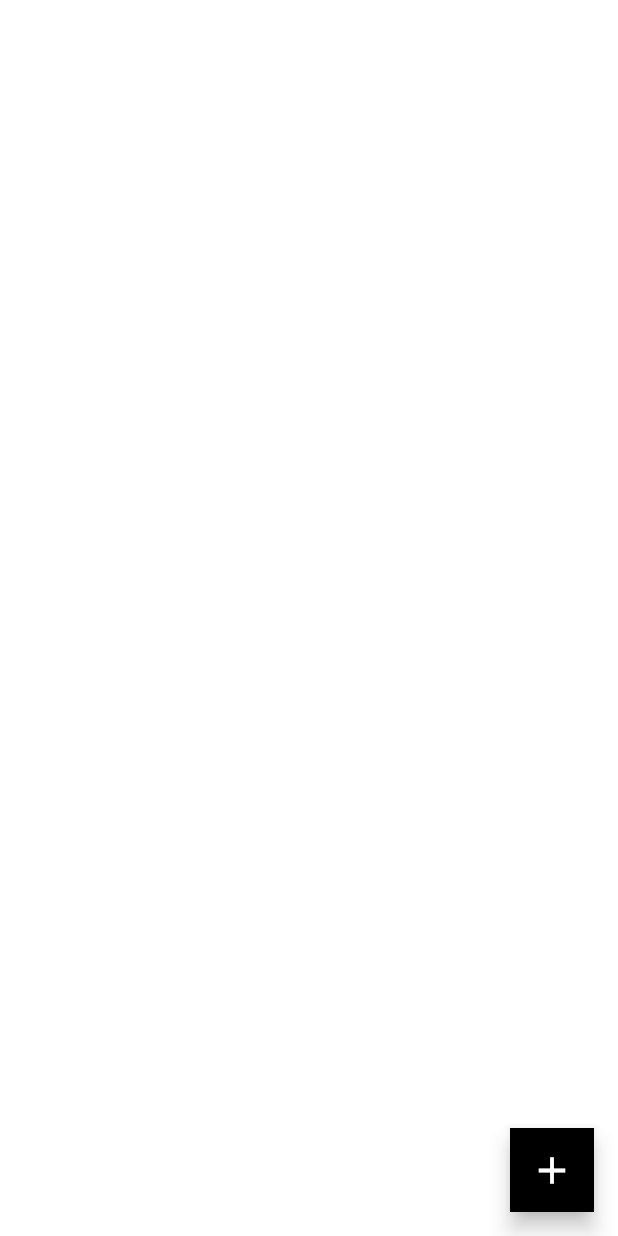
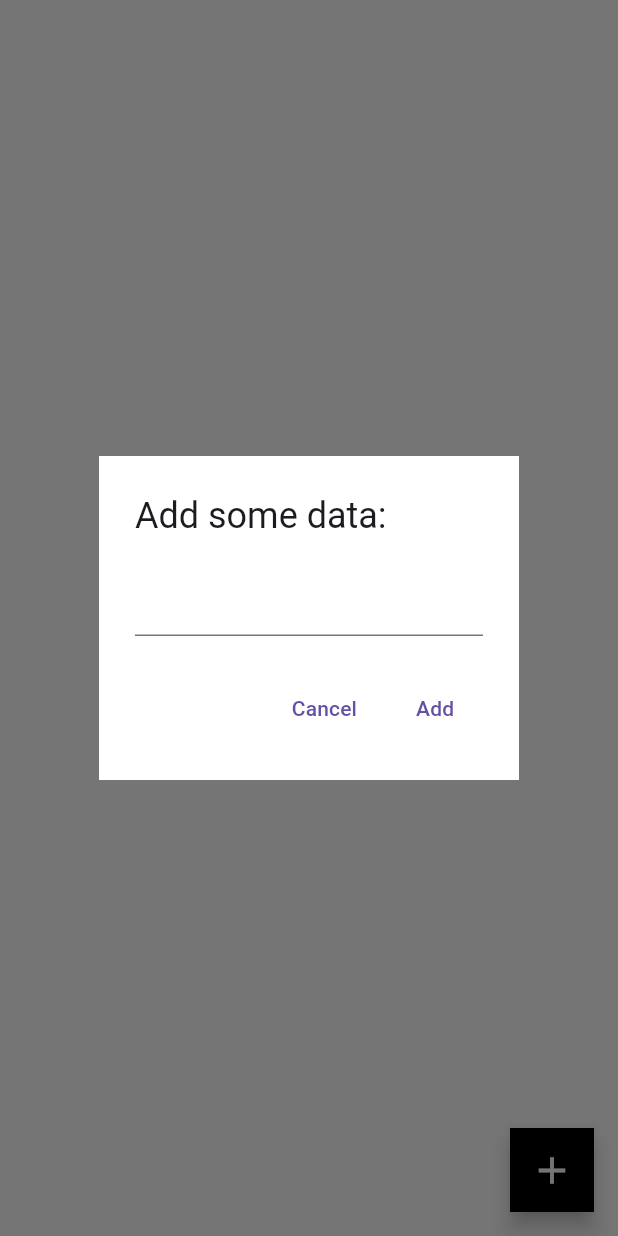
Before and after one commit to abdymazhittoretay/crud_firebase, a Flutter app: the screen it shows after launch, after a tap on the "add" icon, on a phone screen of 412 x 824 dp. Run offline on Flutter 3.47's test engine with Material 3 defaults, Android fonts, the phone set to English and light mode, and no system bars; our stand-ins replace firebase_core; accounts and stored records are empty; generated files the repository leaves out were written again.

```diff
--- a/lib/pages/home_page.dart
+++ b/lib/pages/home_page.dart
@@ -15,9 +15,37 @@ class _HomePageState extends State<HomePage> {
       floatingActionButton: FloatingActionButton(
         backgroundColor: Colors.black,
         shape: LinearBorder(),
-        onPressed: () {},
+        onPressed: openDialog,
         child: Icon(Icons.add, size: 30.0, color: Colors.white),
       ),
     );
   }
+
+  void openDialog() {
+    showDialog(
+      context: context,
+      builder: (context) {
+        return AlertDialog(
+          backgroundColor: Colors.white,
+          shape: LinearBorder(),
+          title: Text("Add some data:"),
+          content: TextField(),
+          actions: [
+            TextButton(
+              onPressed: () {
+                Navigator.pop(context);
+              },
+              child: Text("Cancel"),
+            ),
+            TextButton(
+              onPressed: () {
+                Navigator.pop(context);
+              },
+              child: Text("Add"),
+            ),
+          ],
+        );
+      },
+    );
+  }
 }
```
